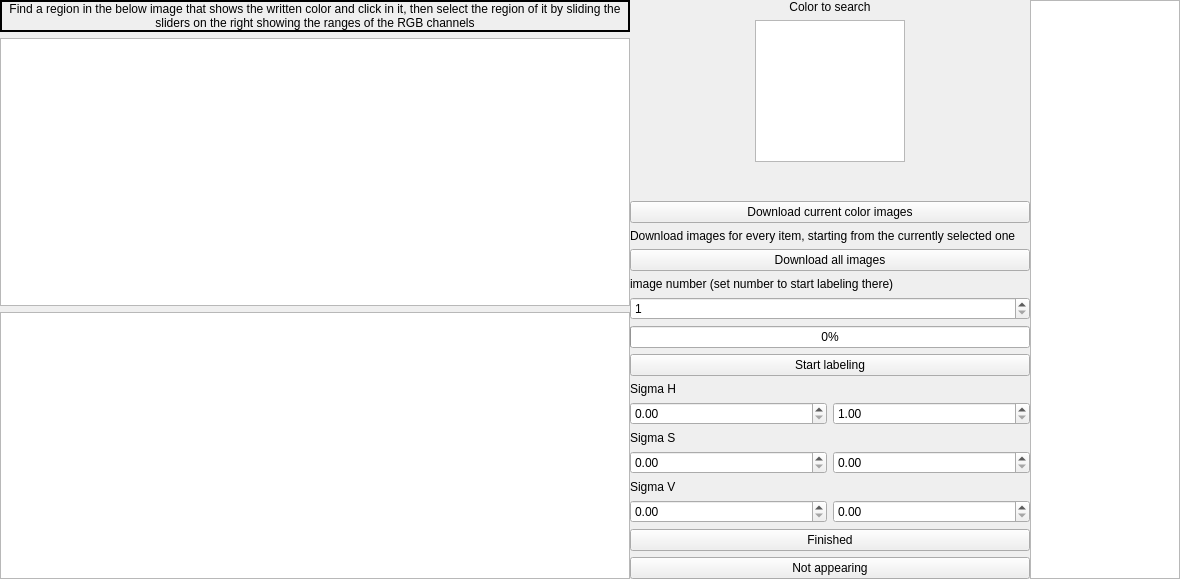
Old version of the form include/labelizer/labelizer_form.ui in the repository ipa-foj/labelizer.
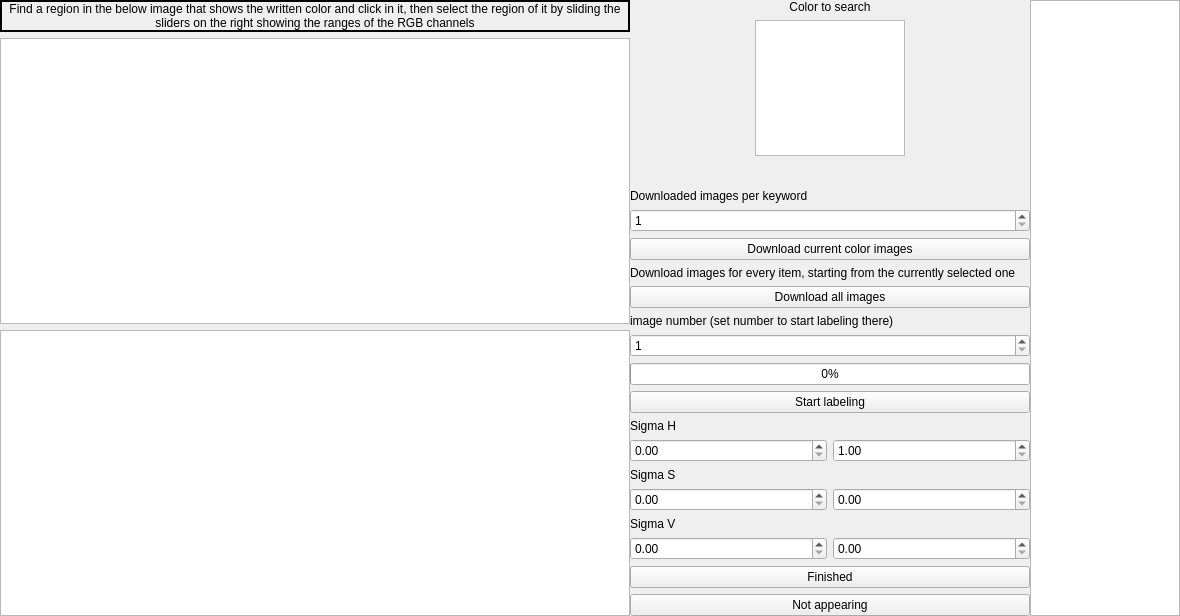
New version of the form.

Commit message: added limitation of downloaded images

The edit to the form file:
```diff
--- a/include/labelizer/labelizer_form.ui
+++ b/include/labelizer/labelizer_form.ui
@@ -10,7 +10,7 @@
     <x>0</x>
     <y>0</y>
     <width>1180</width>
-    <height>579</height>
+    <height>616</height>
    </rect>
   </property>
   <property name="windowTitle">
@@ -123,6 +123,23 @@
          </property>
         </spacer>
        </item>
+       <item>
+        <widget class="QLabel" name="label">
+         <property name="text">
+          <string>Downloaded images per keyword</string>
+         </property>
+        </widget>
+       </item>
+       <item>
+        <widget class="QSpinBox" name="image_number_spin_box">
+         <property name="minimum">
+          <number>1</number>
+         </property>
+         <property name="maximum">
+          <number>100</number>
+         </property>
+        </widget>
+       </item>
        <item>
         <widget class="QPushButton" name="dwnld_clr_btn">
          <property name="maximumSize">
```
The commit also changes 2 other files.
